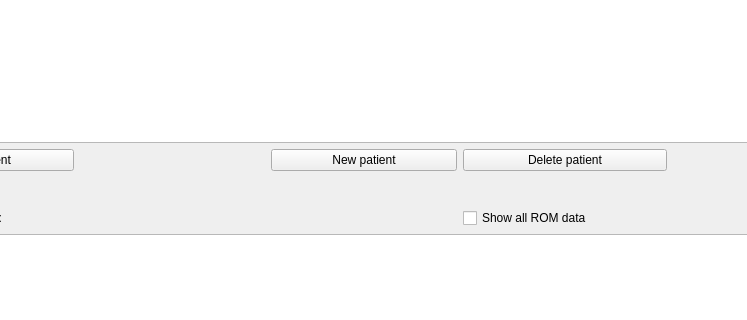
NCH-Motion-Laboratory/gaitbase, file gaitbase/patients.ui: the form before one commit; both pictures show x 121 to 868 and y 96 to 416 of the 1180 by 600 pixel window.
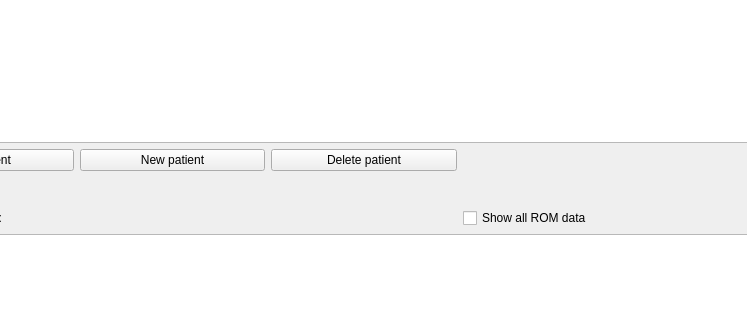
The form after the commit.

Diff of the .ui file:
```diff
--- a/gaitbase/patients.ui
+++ b/gaitbase/patients.ui
@@ -73,13 +73,6 @@
         </property>
        </widget>
       </item>
-      <item row="2" column="3">
-       <widget class="QPushButton" name="btnDeletePatient">
-        <property name="text">
-         <string>Delete patient</string>
-        </property>
-       </widget>
-      </item>
       <item row="3" column="0">
        <spacer name="verticalSpacer">
         <property name="orientation">
@@ -126,13 +119,6 @@
         </property>
        </widget>
       </item>
-      <item row="2" column="2">
-       <widget class="QPushButton" name="btnNewPatient">
-        <property name="text">
-         <string>New patient</string>
-        </property>
-       </widget>
-      </item>
       <item row="6" column="1">
        <widget class="QPushButton" name="btnNewROM">
         <property name="text">
@@ -161,6 +147,20 @@
         </property>
        </widget>
       </item>
+      <item row="2" column="1">
+       <widget class="QPushButton" name="btnNewPatient">
+        <property name="text">
+         <string>New patient</string>
+        </property>
+       </widget>
+      </item>
+      <item row="2" column="2">
+       <widget class="QPushButton" name="btnDeletePatient">
+        <property name="text">
+         <string>Delete patient</string>
+        </property>
+       </widget>
+      </item>
      </layout>
     </item>
    </layout>
```
